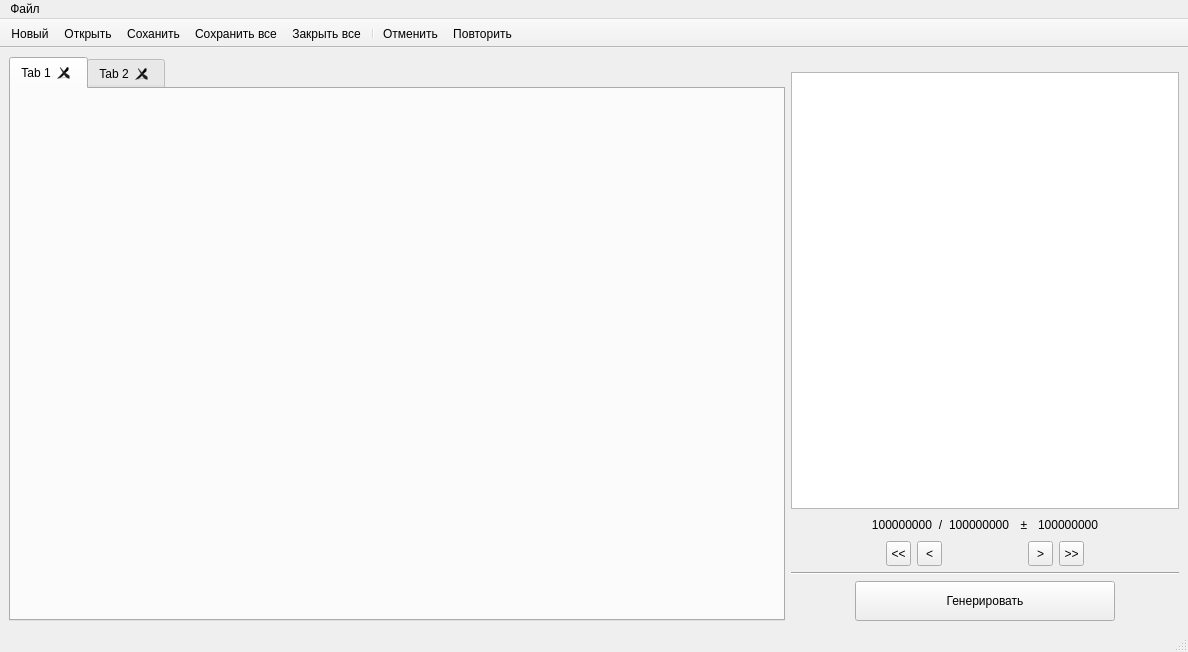
Qt form Forms/MainWin.ui (hremman/ImageCompiler) before a commit.
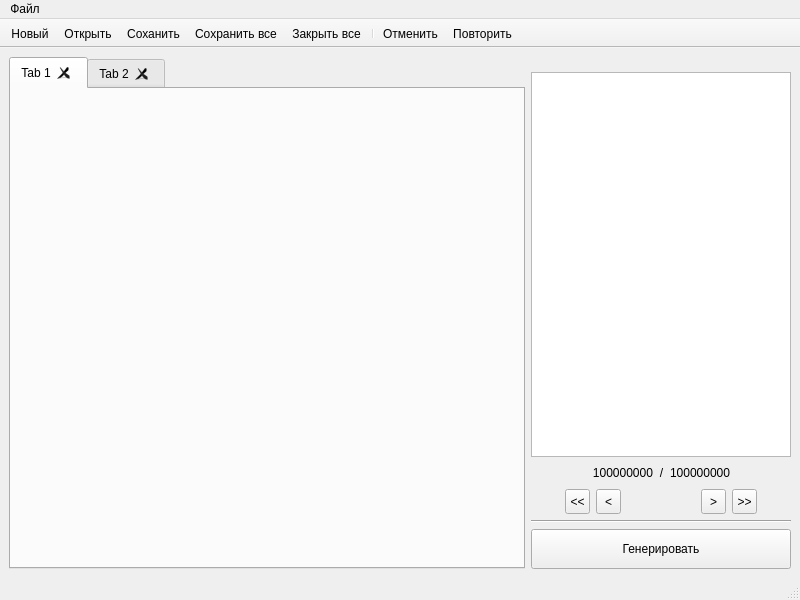
The same form after that commit. Icons and pictures are not drawn.

Diff of the .ui file:
```diff
--- a/Forms/MainWin.ui
+++ b/Forms/MainWin.ui
@@ -6,8 +6,8 @@
    <rect>
     <x>0</x>
     <y>0</y>
-    <width>1188</width>
-    <height>652</height>
+    <width>800</width>
+    <height>600</height>
    </rect>
   </property>
   <property name="minimumSize">
@@ -165,47 +165,6 @@
           </property>
          </widget>
         </item>
-        <item>
-         <widget class="QLabel" name="label_pm">
-          <property name="minimumSize">
-           <size>
-            <width>16</width>
-            <height>16</height>
-           </size>
-          </property>
-          <property name="maximumSize">
-           <size>
-            <width>16</width>
-            <height>16</height>
-           </size>
-          </property>
-          <property name="text">
-           <string>±</string>
-          </property>
-          <property name="alignment">
-           <set>Qt::AlignCenter</set>
-          </property>
-         </widget>
-        </item>
-        <item>
-         <widget class="QLabel" name="label_tail">
-          <property name="minimumSize">
-           <size>
-            <width>61</width>
-            <height>20</height>
-           </size>
-          </property>
-          <property name="maximumSize">
-           <size>
-            <width>61</width>
-            <height>20</height>
-           </size>
-          </property>
-          <property name="text">
-           <string>100000000</string>
-          </property>
-         </widget>
-        </item>
         <item>
          <spacer name="horizontalSpacer_2">
           <property name="orientation">
@@ -417,7 +376,7 @@
     <rect>
      <x>0</x>
      <y>0</y>
-     <width>1188</width>
+     <width>800</width>
      <height>21</height>
     </rect>
    </property>
```
